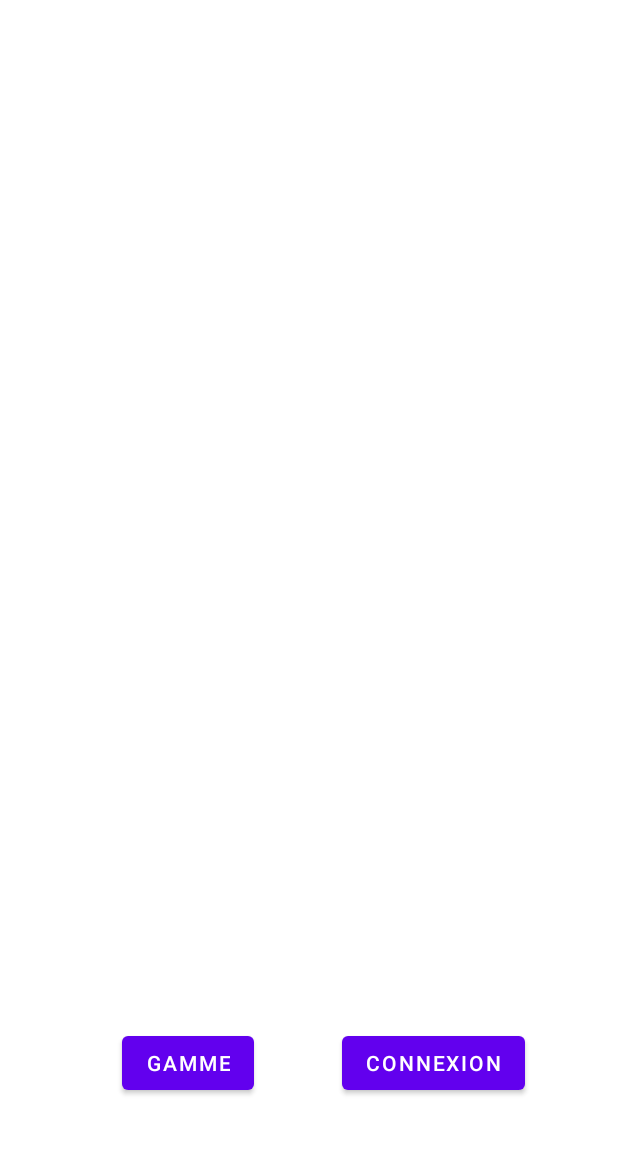
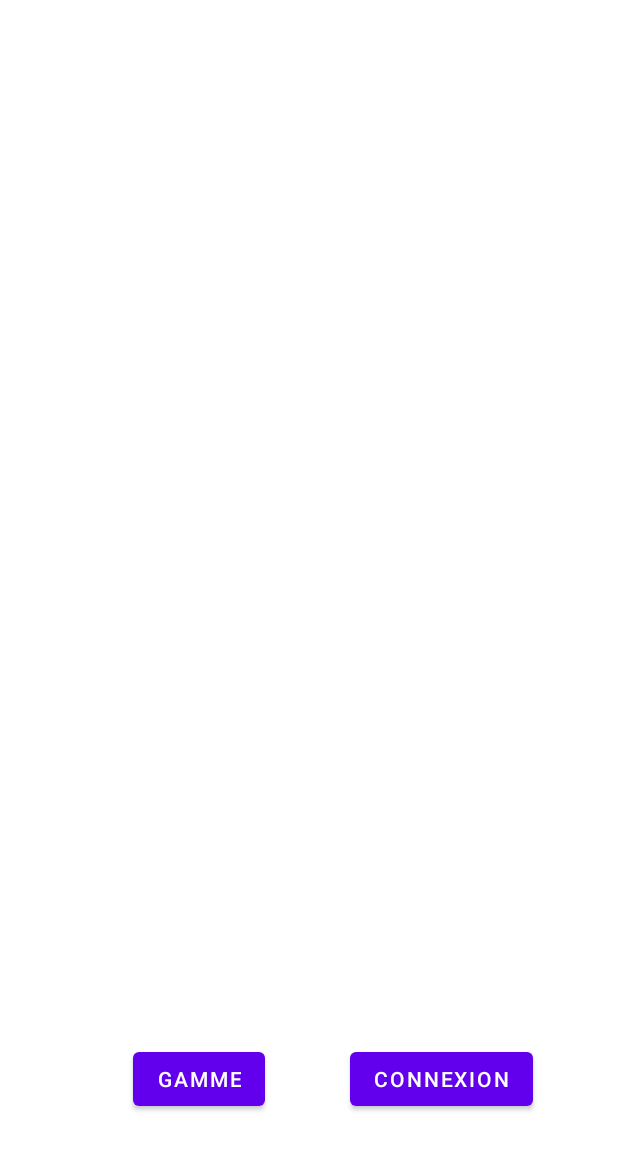
Before and after one commit to simont44/ApplicationAndroid, an Android app: the layout activity_menu_demarrage.xml on its own in the app's theme, with its tools: preview values and no code run, on a phone screen of 412 x 824 dp. Shown: the top 1150 px of the screen. Run offline under Robolectric (Android 15) with nearby library versions, the phone set to English and light mode, and no system bars.

Commit message:
Menu Demarrage Opérationnel ! Avec transition vers les gammes

```diff
--- a/app/src/main/res/layout/activity_menu_demarrage.xml
+++ b/app/src/main/res/layout/activity_menu_demarrage.xml
@@ -10,23 +10,21 @@
         android:id="@+id/buttonGamme"
         android:layout_width="wrap_content"
         android:layout_height="wrap_content"
-        android:text="Gamme"
+        android:text="@string/gamme"
         app:layout_constraintBottom_toBottomOf="parent"
         app:layout_constraintEnd_toEndOf="parent"
-        app:layout_constraintHorizontal_bias="0.252"
+        app:layout_constraintHorizontal_bias="0.274"
         app:layout_constraintStart_toStartOf="parent"
         app:layout_constraintTop_toTopOf="parent"
-        app:layout_constraintVertical_bias="0.882" />
+        app:layout_constraintVertical_bias="0.896" />
 
     <Button
         android:id="@+id/buttonConnect"
         android:layout_width="wrap_content"
         android:layout_height="wrap_content"
-        android:text="Connexion"
+        android:text="@string/connexion"
         app:layout_constraintBottom_toBottomOf="@+id/buttonGamme"
         app:layout_constraintEnd_toEndOf="parent"
-        app:layout_constraintHorizontal_bias="0.487"
         app:layout_constraintStart_toEndOf="@+id/buttonGamme"
-        app:layout_constraintTop_toTopOf="@+id/buttonGamme"
-        app:layout_constraintVertical_bias="0.882" />
+        app:layout_constraintTop_toTopOf="@+id/buttonGamme" />
 </androidx.constraintlayout.widget.ConstraintLayout>
--- a/app/src/main/res/navigation/nav_graph.xml
+++ b/app/src/main/res/navigation/nav_graph.xml
@@ -12,12 +12,12 @@
     <action
         android:id="@+id/action_demarrage_to_gamme"
         app:destination="@id/menuGamme"></action>
-    <activity/>
     <activity
         android:id="@+id/menuGamme"
         android:name="com.example.robotandroid.MenuGamme"
         android:label="MenuGamme" />
     <action
         android:id="@+id/action_gamme_to_demarrage"
-        app:destination="@id/menuDemarrage" />
+        app:destination="@id/menuDemarrage"
+        app:launchSingleTop="false" />
 </navigation>
--- a/app/src/main/res/values/strings.xml
+++ b/app/src/main/res/values/strings.xml
@@ -9,4 +9,6 @@
 
     <string name="hello_first_fragment">Hello first fragment</string>
     <string name="hello_second_fragment">Hello second fragment. Arg: %1$s</string>
+    <string name="gamme">Gamme</string>
+    <string name="connexion">Connexion</string>
 </resources>
```
Also changed, not shown: app/src/main/AndroidManifest.xml (+10 -5 lines), app/src/main/java/com/example/robotandroid/MenuDemarrage.java (+15 -5 lines), app/src/main/java/com/example/robotandroid/MenuGamme.java (+20 -1 lines).
